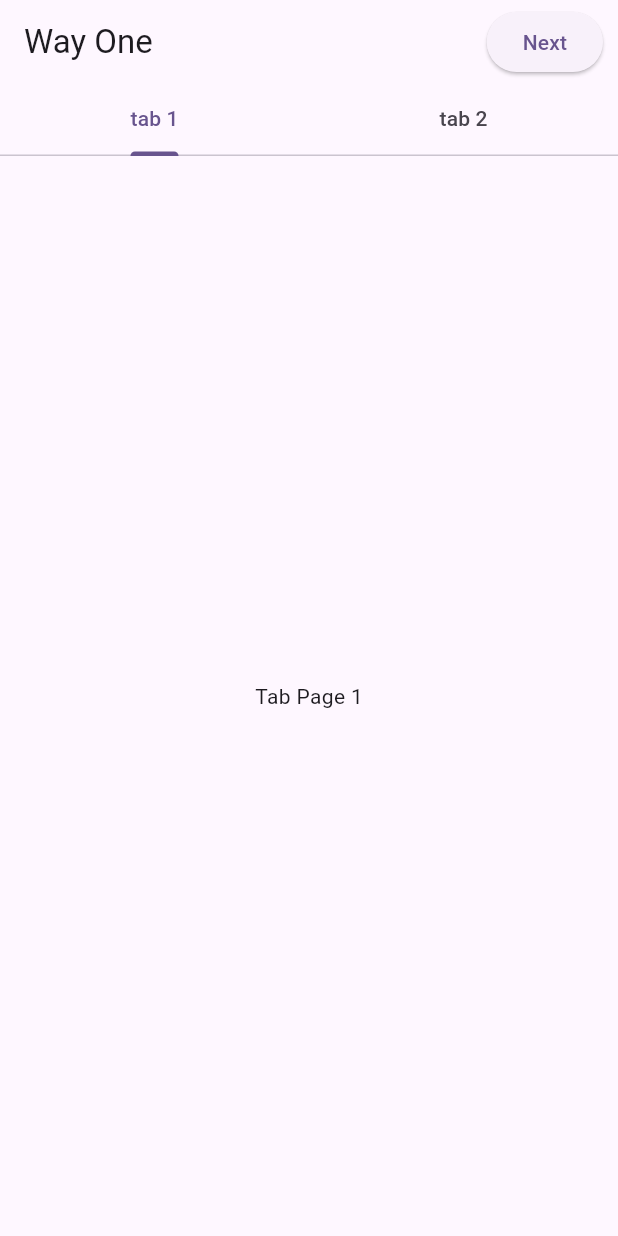
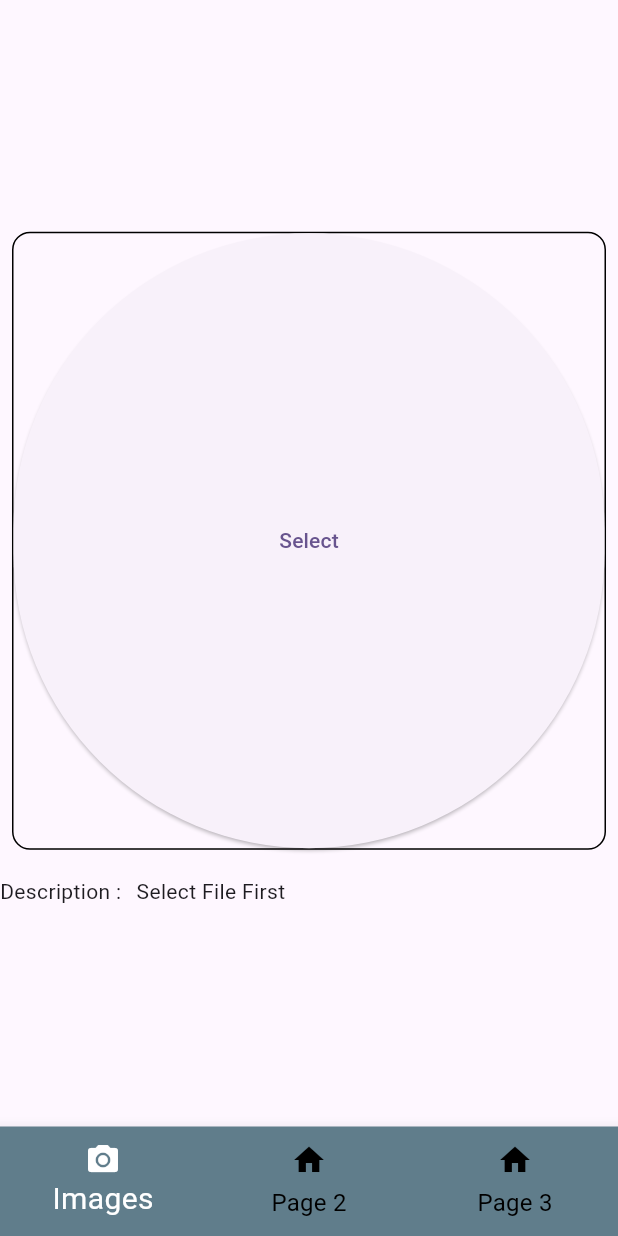
Before and after one commit to ssrabh/flutter_widgets, a Flutter app: the screen it shows after launch, on a phone screen of 412 x 824 dp. Run offline on Flutter 3.47's test engine with Material 2 defaults, Android fonts, the phone set to English and light mode, and no system bars; our stand-ins replace file_picker, image_picker.

```diff
--- a/lib/main.dart
+++ b/lib/main.dart
@@ -1,4 +1,5 @@
 import 'package:flutter/material.dart';
+import 'package:flutter_widgets/presentation/screens/bottomappbar/default_bottomapp.dart';
 import 'package:flutter_widgets/presentation/screens/tabbar/defualt_tab.dart';
 
 void main() {
@@ -16,7 +17,8 @@ class MyApp extends StatelessWidget {
         colorScheme: ColorScheme.fromSeed(seedColor: Colors.deepPurple),
         useMaterial3: true,
       ),
-      home: const MyTab(),
+      // home: const MyTab(),
+      home: const MyBottomAppBar(),
     );
   }
 }
--- /dev/null
+++ b/lib/presentation/screens/bottomappbar/default_bottomapp.dart
@@ -0,0 +1,46 @@
+import 'package:flutter/material.dart';
+import 'package:flutter_widgets/presentation/screens/bottomappbar/page1.dart';
+import 'package:flutter_widgets/presentation/screens/bottomappbar/page2.dart';
+import 'package:flutter_widgets/presentation/screens/bottomappbar/page3.dart';
+
+class MyBottomAppBar extends StatefulWidget {
+  const MyBottomAppBar({super.key});
+
+  @override
+  State<MyBottomAppBar> createState() => _MyBottomAppBarState();
+}
+
+class _MyBottomAppBarState extends State<MyBottomAppBar> {
+  int currentIndex = 0;
+  List<Widget> pages = const [
+    Page1(),
+    Page2(),
+    Page3(),
+  ];
+  @override
+  Widget build(BuildContext context) {
+    return Scaffold(
+      body: pages.elementAt(currentIndex),
+      bottomNavigationBar: BottomNavigationBar(
+        backgroundColor: Colors.blueGrey,
+        selectedItemColor: Colors.white,
+        unselectedItemColor: Colors.black,
+        selectedFontSize: 20,
+        unselectedFontSize: 16,
+        currentIndex: currentIndex,
+        type: BottomNavigationBarType.fixed,
+        onTap: (value) {
+          setState(() {
+            currentIndex = value;
+          });
+        },
+        items: const [
+          BottomNavigationBarItem(
+              icon: Icon(Icons.camera_alt), label: "Images"),
+          BottomNavigationBarItem(icon: Icon(Icons.home), label: "Page 2"),
+          BottomNavigationBarItem(icon: Icon(Icons.home), label: "Page 3"),
+        ],
+      ),
+    );
+  }
+}
--- /dev/null
+++ b/lib/presentation/screens/bottomappbar/page1.dart
@@ -0,0 +1,75 @@
+import 'package:flutter/material.dart';
+import 'package:file_picker/file_picker.dart';
+
+class Page1 extends StatefulWidget {
+  const Page1({super.key});
+
+  @override
+  State<Page1> createState() => _Page1State();
+}
+
+class _Page1State extends State<Page1> {
+// file extension
+  String? ext;
+
+  // pick any file via using file_picker
+  String? filePath;
+
+  Future<void> pickFile() async {
+    try {
+      FilePickerResult? result = await FilePicker.platform.pickFiles();
+      if (result != null) {
+        setState(() {
+          filePath = result.files.single.path;
+          ext = filePath!.split('.').last.toLowerCase();
+        });
+      }
+    } catch (e) {
+      ScaffoldMessenger.of(context)
+          .showSnackBar(SnackBar(content: Text(e.toString())));
+    }
+  }
+
+  @override
+  Widget build(BuildContext context) {
+    var hyt = MediaQuery.of(context).size.height;
+    var wth = MediaQuery.of(context).size.width;
+    return Scaffold(
+      body: Center(
+        child: Column(
+          mainAxisAlignment: MainAxisAlignment.center,
+          children: [
+            Container(
+              margin: const EdgeInsets.all(8),
+              height: hyt / 2,
+              width: wth,
+              decoration: BoxDecoration(
+                  borderRadius: BorderRadius.circular(12),
+                  border: Border.all()),
+              child: ElevatedButton(
+                  onPressed: () {
+                    pickFile();
+                  },
+                  child: const Text("Select")),
+            ),
+            const SizedBox(
+              height: 10,
+            ),
+            Row(
+              children: [
+                const Text("Description :"),
+                const SizedBox(
+                  width: 10,
+                ),
+                Expanded(
+                    child: ext != null
+                        ? Text("Selected file extension is : $ext")
+                        : const Text("Select File First")),
+              ],
+            )
+          ],
+        ),
+      ),
+    );
+  }
+}
--- a/pubspec.yaml
+++ b/pubspec.yaml
@@ -35,6 +35,8 @@ dependencies:
   # The following adds the Cupertino Icons font to your application.
   # Use with the CupertinoIcons class for iOS style icons.
   cupertino_icons: ^1.0.2
+  file_picker: ^5.3.3
+  image_picker: ^1.0.1
 
 dev_dependencies:
   flutter_test:
@@ -59,8 +61,8 @@ flutter:
   uses-material-design: true
 
   # To add assets to your application, add an assets section, like this:
-  # assets:
-  #   - images/a_dot_burr.jpeg
+  assets:
+     - assets/imgs/noimage.png
   #   - images/a_dot_ham.jpeg
 
   # An image asset can refer to one or more resolution-specific "variants", see
```
Also changed, not shown: lib/presentation/screens/bottomappbar/page2.dart (added, +71 -0 lines), lib/presentation/screens/bottomappbar/page3.dart (added, +62 -0 lines), pubspec.lock, 15 other files.
